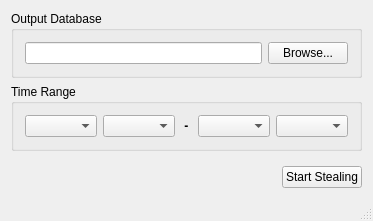
The window that mainwindow.ui (Legend1991/NBAStatsThief) describes before a commit, drawn with Qt 5.
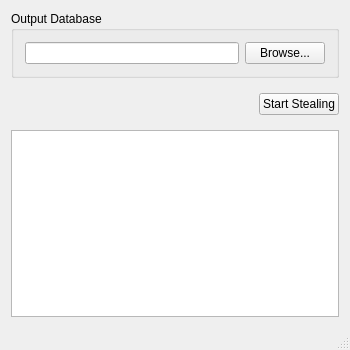
The same window after the commit.

What changed in the file:
```diff
--- a/mainwindow.ui
+++ b/mainwindow.ui
@@ -6,14 +6,14 @@
    <rect>
     <x>0</x>
     <y>0</y>
-    <width>361</width>
-    <height>192</height>
+    <width>350</width>
+    <height>350</height>
    </rect>
   </property>
   <property name="maximumSize">
    <size>
-    <width>361</width>
-    <height>192</height>
+    <width>350</width>
+    <height>350</height>
    </size>
   </property>
   <property name="windowTitle">
@@ -40,71 +40,14 @@
       </layout>
      </widget>
     </item>
-    <item>
-     <widget class="QGroupBox" name="gbTimeRange">
-      <property name="title">
-       <string>Time Range</string>
-      </property>
-      <layout class="QHBoxLayout" name="horizontalLayout_2">
-       <item>
-        <widget class="QComboBox" name="cbFromMonth"/>
-       </item>
-       <item>
-        <widget class="QComboBox" name="cbFromYear"/>
-       </item>
-       <item>
-        <spacer name="hsFromDate">
-         <property name="orientation">
-          <enum>Qt::Horizontal</enum>
-         </property>
-         <property name="sizeHint" stdset="0">
-          <size>
-           <width>0</width>
-           <height>0</height>
-          </size>
-         </property>
-        </spacer>
-       </item>
-       <item>
-        <widget class="QLabel" name="lblTimeRange">
-         <property name="font">
-          <font>
-           <weight>75</weight>
-           <bold>true</bold>
-          </font>
-         </property>
-         <property name="text">
-          <string> - </string>
-         </property>
-        </widget>
-       </item>
-       <item>
-        <spacer name="hsToDate">
-         <property name="orientation">
-          <enum>Qt::Horizontal</enum>
-         </property>
-         <property name="sizeHint" stdset="0">
-          <size>
-           <width>0</width>
-           <height>0</height>
-          </size>
-         </property>
-        </spacer>
-       </item>
-       <item>
-        <widget class="QComboBox" name="cbToMonth"/>
-       </item>
-       <item>
-        <widget class="QComboBox" name="cbToYear"/>
-       </item>
-      </layout>
-     </widget>
-    </item>
     <item>
      <layout class="QHBoxLayout" name="hlStartStealing">
       <property name="topMargin">
        <number>9</number>
       </property>
+      <property name="bottomMargin">
+       <number>9</number>
+      </property>
       <item>
        <spacer name="hsStartStealing">
         <property name="orientation">
@@ -127,6 +70,9 @@
       </item>
      </layout>
     </item>
+    <item>
+     <widget class="QTableView" name="tvCalculation"/>
+    </item>
    </layout>
   </widget>
   <widget class="QStatusBar" name="statusBar"/>
```
